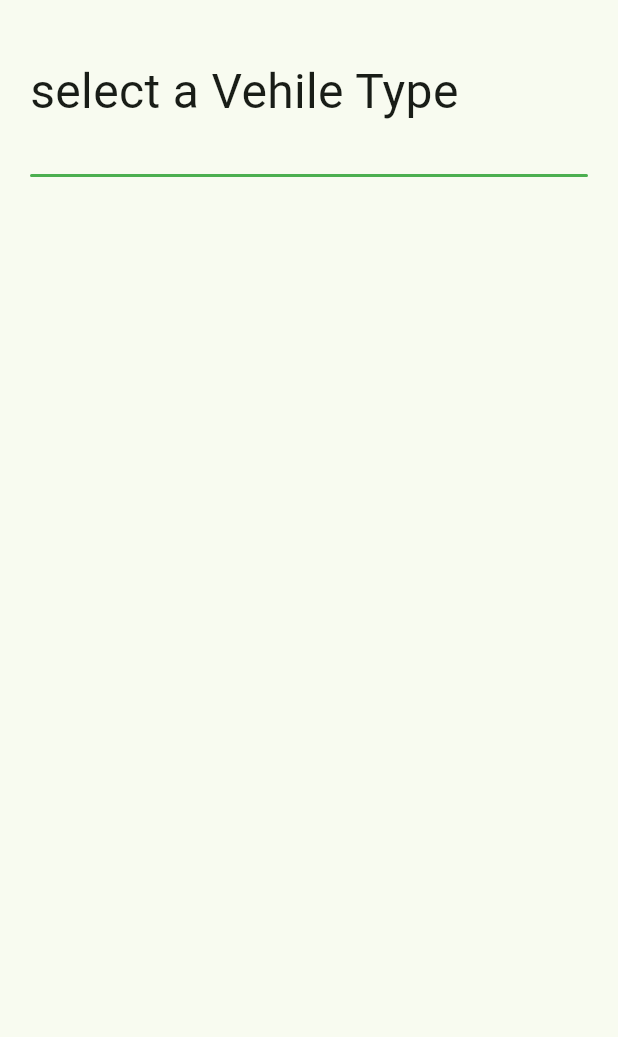
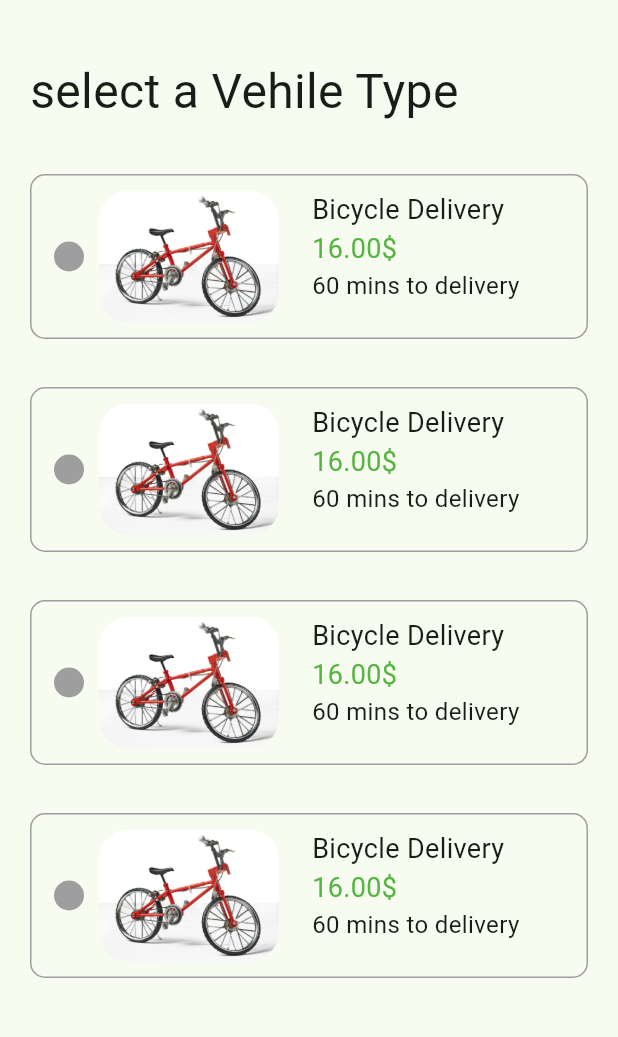
Before and after one commit to MOHAMD-ASHRAF/skid, a Flutter app: the VehicleTypePage screen opened directly, on a phone screen of 412 x 824 dp, the part 57-1094 px from its top. Run offline on Flutter 3.47's test engine with Material 2 defaults, Android fonts, the phone set to English and light mode, and no system bars; our stand-ins replace bloc, cloud_firestore, dropdown_button2, equatable, firebase_auth, firebase_core and 4 more; accounts and stored records are empty.

Commit message:
create and finish VehicleTypePage

```diff
--- a/lib/features/skid/presentation/pages/vehicle_type.dart
+++ b/lib/features/skid/presentation/pages/vehicle_type.dart
@@ -1,35 +1,132 @@
 import 'package:flutter/material.dart';
 import 'package:skid/core/component/default_appbar.dart';
 import 'package:skid/core/component/test_widget.dart';
+import 'package:skid/core/constant/my_color.dart';
+import 'package:skid/features/skid/presentation/widgets/delivery_item_model.dart';
 
-class VehicleTypePage extends StatelessWidget {
+class VehicleTypePage extends StatefulWidget {
   const VehicleTypePage({super.key});
+
+  @override
+  State<VehicleTypePage> createState() => _VehicleTypePageState();
+}
+
+class _VehicleTypePageState extends State<VehicleTypePage> {
+  List<DeliveryItemModel> item = [
+    DeliveryItemModel('assets/images/bicycle.jpg', 'Bicycle Delivery',
+        '16.00\$', '60 mins to delivery', false),
+    DeliveryItemModel('assets/images/bicycle.jpg', 'Bicycle Delivery',
+        '16.00\$', '60 mins to delivery', false),
+    DeliveryItemModel('assets/images/bicycle.jpg', 'Bicycle Delivery',
+        '16.00\$', '60 mins to delivery', false),
+    DeliveryItemModel('assets/images/bicycle.jpg', 'Bicycle Delivery',
+        '16.00\$', '60 mins to delivery', false),
+  ];
+ // bool selected = false;
 
   @override
   Widget build(BuildContext context) {
     return Scaffold(
       appBar: defaultAppBar(context),
-      body:  Padding(
-        padding: EdgeInsets.all(20),
+      body: Padding(
+        padding: const EdgeInsets.all(20),
         child: Column(
           crossAxisAlignment: CrossAxisAlignment.start,
           children: [
-            TextWidget(
+            const TextWidget(
               text: 'select a Vehile Type',
               fontSize: 32,
             ),
-            SizedBox(height: 32,),
-            Container(
-              decoration:  BoxDecoration(
-                border: Border.all(width: 1 , color: Colors.green),
-                borderRadius: BorderRadius.circular(10),
-              ),
-
-            )
+            const SizedBox(
+              height: 32,
+            ),
+            ListView.separated(
+                scrollDirection: Axis.vertical,
+                shrinkWrap: true,
+                itemBuilder: (context, int index) {
+                  return buildContainerItem(
+                       context,
+                       item[index].image,
+                       item[index].name,
+                       item[index].price,
+                       item[index].time,
+                       index,
+                       item[index].isSelected);
+                },
+                itemCount:item.length, separatorBuilder: (BuildContext context, int index) {return  SizedBox(height: 32,); },)
 
           ],
         ),
       ),
     );
   }
+
+  Widget buildContainerItem(
+       BuildContext context,
+       String image,
+       String name,
+       String price,
+       String time,
+       int index,
+       bool isSelected ) {
+    return GestureDetector(
+      onTap: (){
+        setState(() {
+          item[index].isSelected = !item[index].isSelected;
+        });
+      },
+      child: Container(
+        padding: const EdgeInsets.symmetric(vertical: 10, horizontal: 15),
+        height: 110,
+        decoration: BoxDecoration(
+          border: Border.all(
+            width: isSelected ? 1.8 : 1,
+            color: isSelected ? Colors.green : Colors.grey,
+          ),
+          borderRadius: BorderRadius.circular(10),
+        ),
+        child: Row(
+          children: [
+            CircleAvatar(
+              radius: 10,
+              backgroundColor: isSelected ? Colors.green : Colors.grey,
+            ),
+            const SizedBox(
+              width: 10,
+            ),
+            ClipRRect(
+              borderRadius: BorderRadius.circular(20),
+              child: Image.asset(
+                image,
+                fit: BoxFit.fill,
+                width: 120,
+                height: MediaQuery.of(context).size.height,
+              ),
+            ),
+            const SizedBox(
+              width: 22,
+            ),
+            Column(
+              crossAxisAlignment: CrossAxisAlignment.start,
+              children: [
+                TextWidget(
+                  text: name,
+                  fontSize: 18,
+                ),
+                TextWidget(
+                  text: price,
+                  fontSize: 18,
+                  color: MyColor.green,
+                ),
+                TextWidget(
+                  text: time,
+                  fontSize: 16,
+                ),
+              ],
+            )
+          ],
+        ),
+      ),
+    );
+  }
 }
--- /dev/null
+++ b/lib/features/skid/presentation/widgets/delivery_item_model.dart
@@ -0,0 +1,6 @@
+class DeliveryItemModel{
+
+  String image,name,price,time;
+  bool isSelected;
+  DeliveryItemModel(this.image,this.name, this.price, this.time, this.isSelected);
+}
```
Also changed, not shown: assets/images/bicycle.jpg (added), lib/generated/assets.dart.
